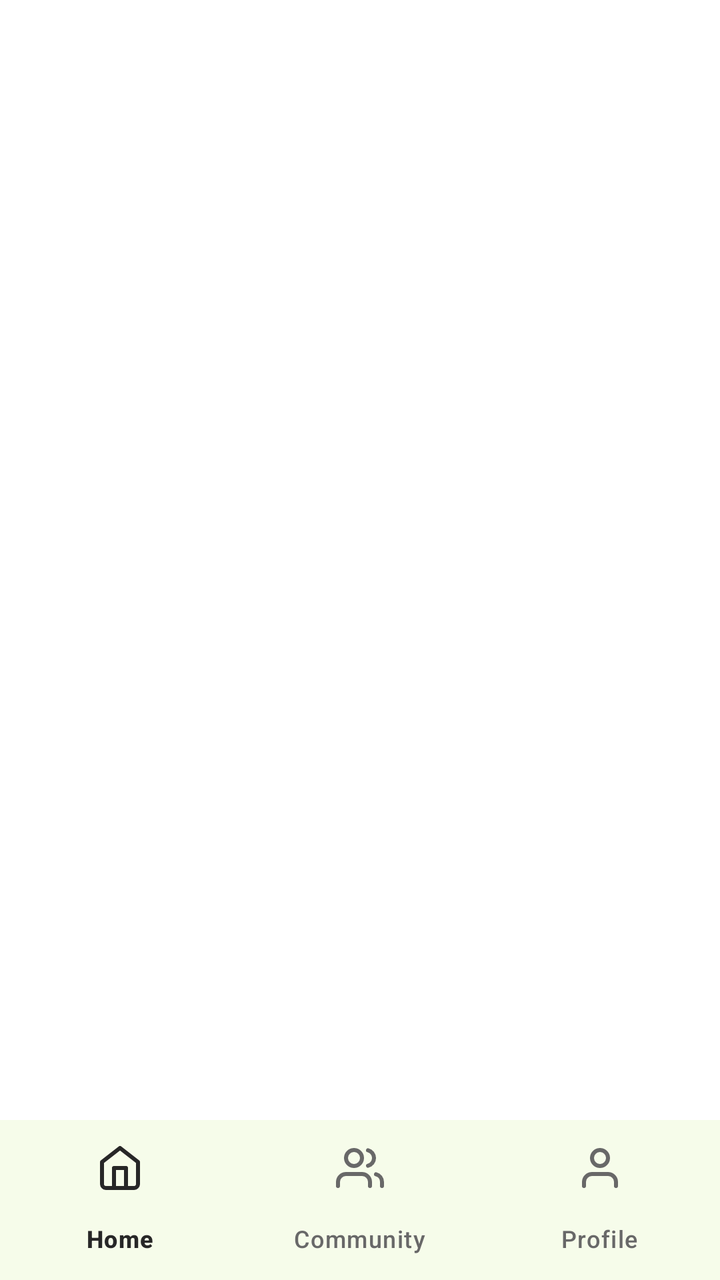
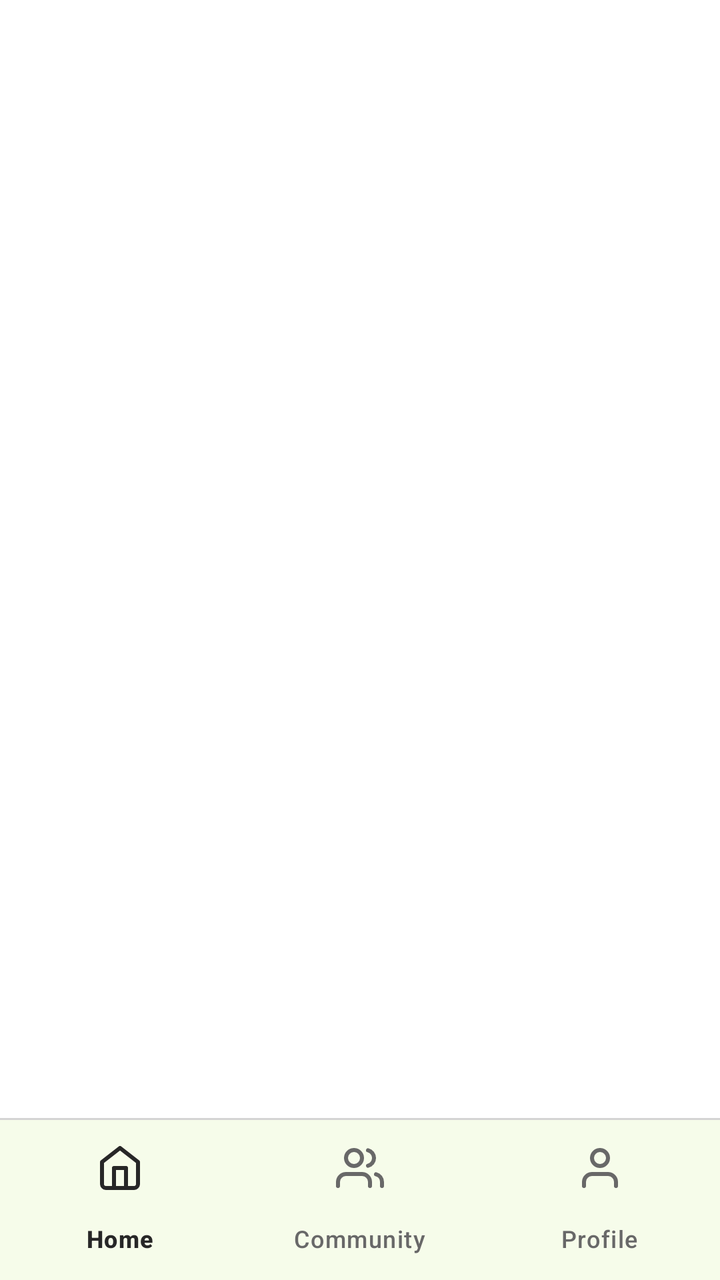

Before-and-after screenshots of an Android layout around one commit, followed by the original layout XML and the change that was made.
<!-- AndroidManifest.xml: application theme Theme.OurCourt -->
<!-- res/layout/activity_main.xml -->
<?xml version="1.0" encoding="utf-8"?>
<androidx.constraintlayout.widget.ConstraintLayout xmlns:android="http://schemas.android.com/apk/res/android"
    xmlns:app="http://schemas.android.com/apk/res-auto"
    android:id="@+id/main"
    android:layout_width="match_parent"
    android:layout_height="match_parent"
    android:background="@color/white">

    <FrameLayout
        android:id="@+id/fragment_container"
        android:layout_width="0dp"
        android:layout_height="0dp"
        app:layout_constraintBottom_toTopOf="@id/bottom_navigation"
        app:layout_constraintEnd_toEndOf="parent"
        app:layout_constraintStart_toStartOf="parent"
        app:layout_constraintTop_toTopOf="parent" />

    <com.google.android.material.bottomnavigation.BottomNavigationView
        android:id="@+id/bottom_navigation"
        android:layout_width="0dp"
        android:layout_height="wrap_content"
        android:background="#FFFFFF"
        app:itemIconTint="@color/bottom_nav_color_selector"
        app:itemTextColor="@color/bottom_nav_color_selector"
        app:labelVisibilityMode="labeled"
        app:layout_constraintBottom_toBottomOf="parent"
        app:layout_constraintEnd_toEndOf="parent"
        app:layout_constraintStart_toStartOf="parent"
        app:materialThemeOverlay="@style/ThemeOverlay.OurCourt.BottomNav"
        app:menu="@menu/bottom_nav_menu" />

</androidx.constraintlayout.widget.ConstraintLayout>
<!-- resources referenced by this layout -->
<resources>
  <color name="white">#FFFFFFFF</color>
  <style name="ThemeOverlay.OurCourt.BottomNav" parent="">
          <item name="colorSecondaryContainer">#DCDCDC</item>
          <item name="colorOnSecondaryContainer">#272727</item>
      </style>
  <style name="Theme.OurCourt" parent="Base.Theme.OurCourt" />
  <style name="Base.Theme.OurCourt" parent="Theme.Material3.DayNight.NoActionBar">
          <item name="android:windowBackground">@color/white</item>
          <item name="colorSurface">@color/white</item>
          <item name="colorOnSurface">#272727</item>
          <item name="colorPrimary">@color/tennis_ball_green</item>
          <item name="colorSecondary">@color/tennis_ball_green</item>
          <item name="colorPrimaryContainer">@color/tennis_ball_green</item>
          <item name="colorSecondaryContainer">@color/tennis_ball_green</item>
          <item name="colorOnPrimary">#000000</item>
          <item name="colorOnSecondary">#000000</item>
          <item name="colorControlActivated">@color/tennis_ball_green</item>
          <item name="colorAccent">@color/tennis_ball_green</item>
      </style>
  <color name="tennis_ball_green">#9AE600</color>
</resources>

<!-- the commit's change to res/layout/activity_main.xml (unified diff, before → after) -->
@@ -15,6 +15,14 @@
         app:layout_constraintStart_toStartOf="parent"
         app:layout_constraintTop_toTopOf="parent" />
 
+    <View
+        android:layout_width="0dp"
+        android:layout_height="1dp"
+        android:background="#D4D4D4"
+        app:layout_constraintBottom_toTopOf="@id/bottom_navigation"
+        app:layout_constraintEnd_toEndOf="parent"
+        app:layout_constraintStart_toStartOf="parent" />
+
     <com.google.android.material.bottomnavigation.BottomNavigationView
         android:id="@+id/bottom_navigation"
         android:layout_width="0dp"
<!-- resource entries referenced after the edit -->
@@ -2,7 +2,7 @@
 <resources>
   <color name="white">#FFFFFFFF</color>
   <style name="ThemeOverlay.OurCourt.BottomNav" parent="">
-          <item name="colorSecondaryContainer">#DCDCDC</item>
+          <item name="colorSecondaryContainer">#EEEEEE</item>
           <item name="colorOnSecondaryContainer">#272727</item>
       </style>
   <style name="Theme.OurCourt" parent="Base.Theme.OurCourt" />
